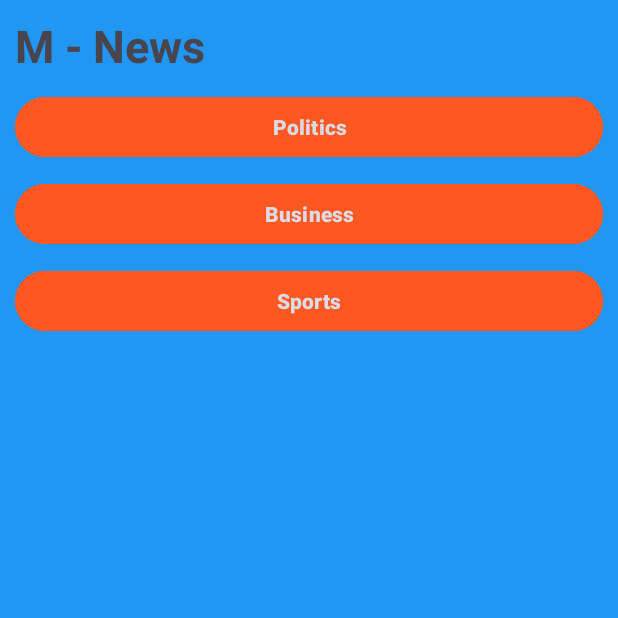
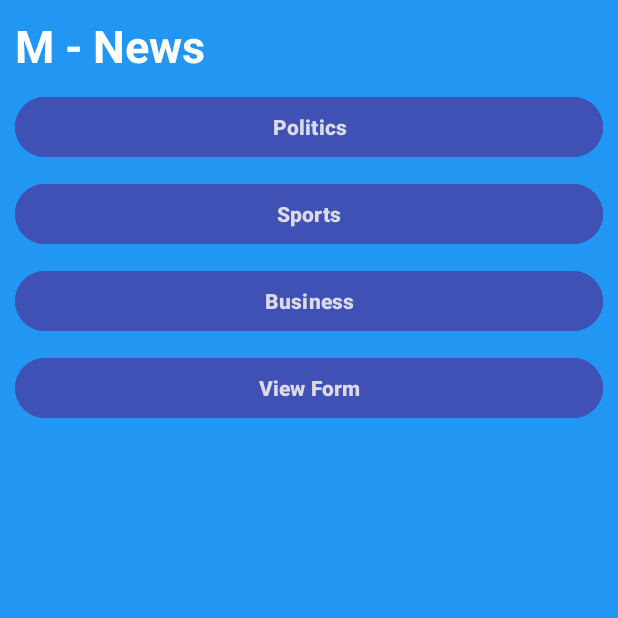
Before and after one commit to modcomlearning/AndroidNewsApp, an Android app: the screen it shows after launch (MainActivity), on a phone screen of 412 x 824 dp, the top half of it. Run offline under Robolectric (Android 15) with nearby library versions, the phone set to English and light mode, and no system bars.

Commit message:
First Commit

```diff
--- a/app/src/main/AndroidManifest.xml
+++ b/app/src/main/AndroidManifest.xml
@@ -13,6 +13,9 @@
         android:theme="@style/Theme.AndroidNewsApp"
         tools:targetApi="31">
         <activity
+            android:name=".FormActivity"
+            android:exported="false" />
+        <activity
             android:name=".MainActivity"
             android:exported="true">
             <intent-filter>
--- a/app/src/main/java/com/example/androidnewsapp/MainActivity.kt
+++ b/app/src/main/java/com/example/androidnewsapp/MainActivity.kt
@@ -1,5 +1,4 @@
 package com.example.androidnewsapp
-
 import android.content.Intent
 import android.net.Uri
 import android.os.Bundle
@@ -8,7 +7,6 @@ import androidx.activity.enableEdgeToEdge
 import androidx.appcompat.app.AppCompatActivity
 import androidx.core.view.ViewCompat
 import androidx.core.view.WindowInsetsCompat
-
 class MainActivity : AppCompatActivity() {
     override fun onCreate(savedInstanceState: Bundle?) {
         super.onCreate(savedInstanceState)
@@ -20,8 +18,10 @@ class MainActivity : AppCompatActivity() {
             insets
         }
 
+        //Your Code From Here
         val politics = findViewById(R.id.politics) as Button
         politics.setOnClickListener {
+            //Implicit Intent
             val x = Intent(Intent.ACTION_VIEW, Uri.parse("https://nation.africa/kenya/news/politics"))
             startActivity(x)
         }//end
@@ -29,15 +29,26 @@ class MainActivity : AppCompatActivity() {
 
         val sports = findViewById(R.id.sports) as Button
         sports.setOnClickListener {
+            //Implicit Intent
             val x = Intent(Intent.ACTION_VIEW, Uri.parse("https://nation.africa/kenya/sports"))
             startActivity(x)
         }//end
 
-
+        //Students TODO
         val business = findViewById(R.id.business) as Button
         business.setOnClickListener {
+            //Implicit Intent
             val x = Intent(Intent.ACTION_VIEW, Uri.parse("https://nation.africa/kenya/business"))
             startActivity(x)
         }//end
+
+        val viewform = findViewById(R.id.viewform) as Button
+        viewform.setOnClickListener {
+            //Explicit Intent
+            val explicitIntent = Intent(applicationContext, FormActivity::class.java)
+            startActivity(explicitIntent)
+
+        }//end
     }
+
 }
--- a/app/src/main/res/layout/activity_main.xml
+++ b/app/src/main/res/layout/activity_main.xml
@@ -18,6 +18,7 @@
             android:layout_height="wrap_content"
             android:text="M - News"
             android:textSize="30sp"
+            android:textColor="#ffffff"
             android:textStyle="bold"
             android:layout_marginLeft="10dp"
             android:layout_marginRight="10dp"
@@ -29,7 +30,21 @@
             android:text="Politics"
             android:id="@+id/politics"
             android:textColor="#DADBE4"
-            android:backgroundTint="#FF5722"
+            android:backgroundTint="#3F51B5"
+            android:layout_marginLeft="10dp"
+            android:layout_marginRight="10dp"
+            android:layout_marginTop="10dp"
+            android:textStyle="bold"
+            />
+
+
+        <Button
+            android:layout_width="match_parent"
+            android:layout_height="wrap_content"
+            android:text="Sports"
+            android:id="@+id/sports"
+            android:textColor="#DADBE4"
+            android:backgroundTint="#3F51B5"
             android:layout_marginLeft="10dp"
             android:layout_marginRight="10dp"
             android:layout_marginTop="10dp"
@@ -43,7 +58,7 @@
             android:text="Business"
             android:id="@+id/business"
             android:textColor="#DADBE4"
-            android:backgroundTint="#FF5722"
+            android:backgroundTint="#3F51B5"
             android:layout_marginLeft="10dp"
             android:layout_marginRight="10dp"
             android:layout_marginTop="10dp"
@@ -53,18 +68,15 @@
         <Button
             android:layout_width="match_parent"
             android:layout_height="wrap_content"
-            android:text="Sports"
-            android:id="@+id/sports"
+            android:text="View Form"
+            android:id="@+id/viewform"
             android:textColor="#DADBE4"
-            android:backgroundTint="#FF5722"
+            android:backgroundTint="#3F51B5"
             android:layout_marginLeft="10dp"
             android:layout_marginRight="10dp"
             android:layout_marginTop="10dp"
             android:textStyle="bold"
             />
-
-
     </LinearLayout>
 
-
 </androidx.constraintlayout.widget.ConstraintLayout>
```
Also changed, not shown: app/src/main/java/com/example/androidnewsapp/FormActivity.kt (added, +64 -0 lines), app/src/main/res/layout/activity_form.xml (added, +101 -0 lines).
